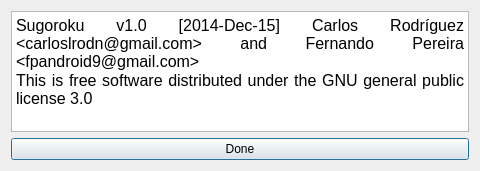
First picture: the form in source/AboutDialog.ui, repository CrlosRodN/Sugoroku, before the edit.
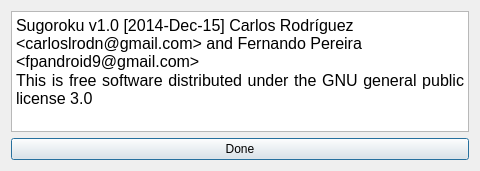
Second picture: the form after the edit.

```diff
--- a/source/AboutDialog.ui
+++ b/source/AboutDialog.ui
@@ -24,7 +24,7 @@
 &lt;html&gt;&lt;head&gt;&lt;meta name=&quot;qrichtext&quot; content=&quot;1&quot; /&gt;&lt;style type=&quot;text/css&quot;&gt;
 p, li { white-space: pre-wrap; }
 &lt;/style&gt;&lt;/head&gt;&lt;body style=&quot; font-family:'MS Shell Dlg 2'; font-size:8.25pt; font-weight:400; font-style:normal;&quot;&gt;
-&lt;p align=&quot;justify&quot; style=&quot; margin-top:0px; margin-bottom:0px; margin-left:0px; margin-right:0px; -qt-block-indent:0; text-indent:0px;&quot;&gt;&lt;span style=&quot; font-size:12pt;&quot;&gt;Sugoroku v1.0 [2014-Dec-15] Carlos Rodríguez &amp;lt;carloslrodn@gmail.com&amp;gt; and Fernando Pereira &amp;lt;fpandroid9@gmail.com&amp;gt;&lt;/span&gt;&lt;/p&gt;
+&lt;p style=&quot; margin-top:0px; margin-bottom:0px; margin-left:0px; margin-right:0px; -qt-block-indent:0; text-indent:0px;&quot;&gt;&lt;span style=&quot; font-size:12pt;&quot;&gt;Sugoroku v1.0 [2014-Dec-15] Carlos Rodríguez &amp;lt;carloslrodn@gmail.com&amp;gt; and Fernando Pereira &amp;lt;fpandroid9@gmail.com&amp;gt;&lt;/span&gt;&lt;/p&gt;
 &lt;p align=&quot;justify&quot; style=&quot; margin-top:0px; margin-bottom:0px; margin-left:0px; margin-right:0px; -qt-block-indent:0; text-indent:0px;&quot;&gt;&lt;span style=&quot; font-size:12pt;&quot;&gt;This is free software distributed under the GNU general public license 3.0&lt;/span&gt;&lt;/p&gt;&lt;/body&gt;&lt;/html&gt;</string>
      </property>
     </widget>
```
Left out of the diff: 3 changed lines with no effect on the pictures.
